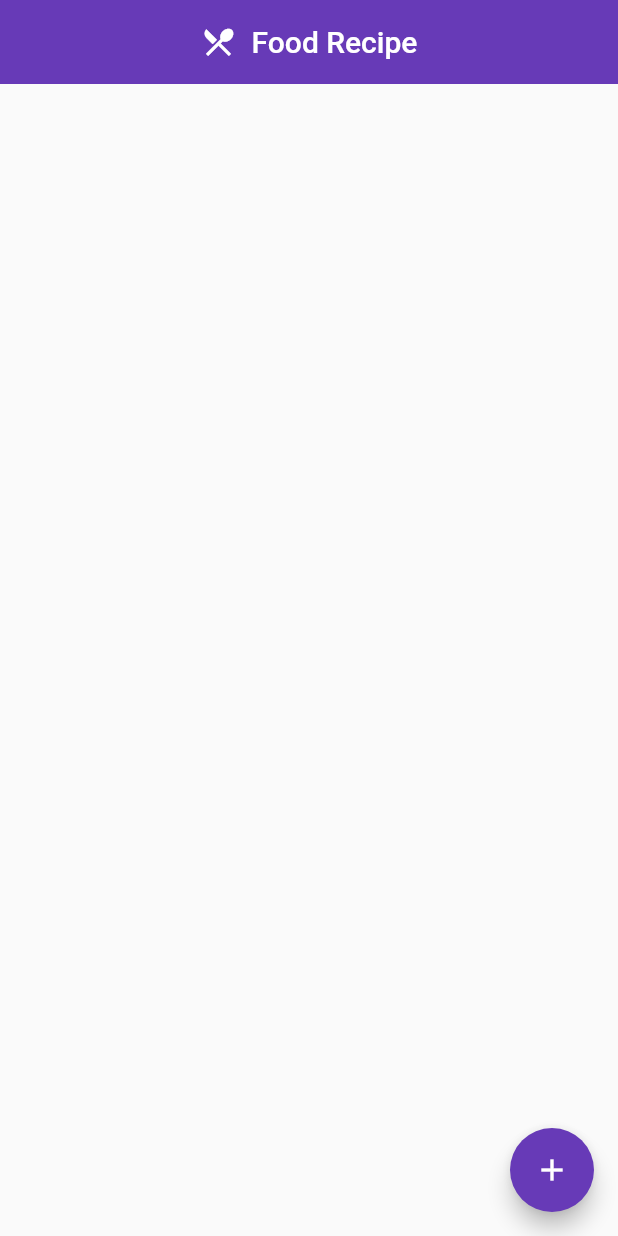
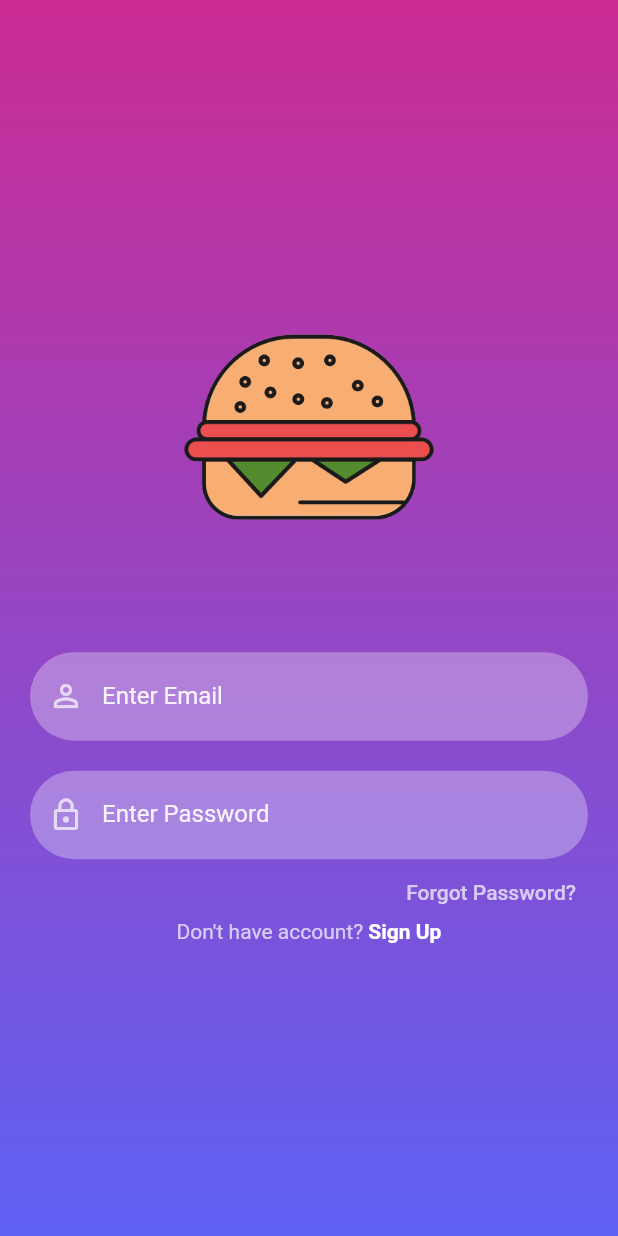
Before and after one commit to Eze6266/recipi, a Flutter app: the screen it shows after launch, on a phone screen of 412 x 824 dp. Run offline on Flutter 3.47's test engine with Material 2 defaults, Android fonts, the phone set to English and light mode, and no system bars; our stand-ins replace firebase_auth, flutter_spinkit, google_fonts, share_plus; accounts and stored records are empty.

Commit message:
food recipi app with basic functionalities

```diff
--- /dev/null
+++ b/lib/color_utils.dart
@@ -0,0 +1,9 @@
+import 'package:flutter/material.dart';
+
+hexStringToColor(String hexColor) {
+  hexColor = hexColor.toUpperCase().replaceAll("#", "");
+  if (hexColor.length == 6) {
+    hexColor = "FF" + hexColor;
+  }
+  return Color(int.parse(hexColor, radix: 16));
+}
--- /dev/null
+++ b/lib/reusable_widget.dart
@@ -0,0 +1,70 @@
+// ignore_for_file: prefer_const_constructors
+
+import 'package:flutter/material.dart';
+
+Image logoWidget(String imageName) {
+  return Image.asset(
+    imageName,
+    fit: BoxFit.contain,
+    width: 240,
+    height: 240,
+  );
+}
+
+TextFormField reusableTextField(String text, IconData icon, bool isPasswordType,
+    TextEditingController controller) {
+  return TextFormField(
+    controller: controller,
+    obscureText: isPasswordType,
+    enableSuggestions: !isPasswordType,
+    autocorrect: !isPasswordType,
+    cursorColor: Colors.white,
+    style: TextStyle(color: Colors.white.withOpacity(0.9)),
+    decoration: InputDecoration(
+      prefixIcon: Icon(
+        icon,
+        color: Colors.white70,
+      ),
+      labelText: text,
+      labelStyle: TextStyle(color: Colors.white.withOpacity(0.9)),
+      filled: true,
+      floatingLabelBehavior: FloatingLabelBehavior.never,
+      fillColor: Colors.white.withOpacity(0.3),
+      border: OutlineInputBorder(
+        borderRadius: BorderRadius.circular(30.0),
+        borderSide: BorderSide(width: 0, style: BorderStyle.none),
+      ),
+    ),
+    keyboardType: isPasswordType
+        ? TextInputType.visiblePassword
+        : TextInputType.emailAddress,
+  );
+}
+
+Container firebaseUIButton(BuildContext context, String title, Function onTap) {
+  return Container(
+    width: MediaQuery.of(context).size.width,
+    height: 50,
+    margin: const EdgeInsets.fromLTRB(0, 10, 0, 20),
+    decoration: BoxDecoration(borderRadius: BorderRadius.circular(90)),
+    child: ElevatedButton(
+      onPressed: () {
+        onTap();
+      },
+      child: Text(
+        title,
+        style: const TextStyle(
+            color: Colors.black87, fontWeight: FontWeight.bold, fontSize: 16),
+      ),
+      style: ButtonStyle(
+          backgroundColor: MaterialStateProperty.resolveWith((states) {
+            if (states.contains(MaterialState.pressed)) {
+              return Colors.black26;
+            }
+            return Colors.white;
+          }),
+          shape: MaterialStateProperty.all<RoundedRectangleBorder>(
+              RoundedRectangleBorder(borderRadius: BorderRadius.circular(30)))),
+    ),
+  );
+}
--- /dev/null
+++ b/lib/signin_screen.dart
@@ -0,0 +1,221 @@
+// ignore_for_file: prefer_final_fields, prefer_const_constructors, prefer_const_literals_to_create_immutables
+
+import 'package:firebase_auth/firebase_auth.dart';
+
+import 'package:flutter/material.dart';
+import 'package:flutter_spinkit/flutter_spinkit.dart';
+import 'package:recipi/main.dart';
+
+import 'package:recipi/reset_password.dart';
+import 'package:recipi/reusable_widget.dart';
+import 'package:recipi/signup_screen.dart';
+import 'package:recipi/views/home.dart';
+
+import 'color_utils.dart';
+
+class SignInScreen extends StatefulWidget {
+  const SignInScreen({Key? key}) : super(key: key);
+
+  @override
+  _SignInScreenState createState() => _SignInScreenState();
+}
+
+class _SignInScreenState extends State<SignInScreen> {
+  bool isLoading = false;
+  TextEditingController _passwordTextController = TextEditingController();
+  TextEditingController _emailTextController = TextEditingController();
+  String? validateEmail(String? value) {
+    const pattern = r"(?:[a-z0-9!#$%&'*+/=?^_`{|}~-]+(?:\.[a-z0-9!#$%&'"
+        r'*+/=?^_`{|}~-]+)*|"(?:[\x01-\x08\x0b\x0c\x0e-\x1f\x21\x23-\x5b\x5d-'
+        r'\x7f]|\\[\x01-\x09\x0b\x0c\x0e-\x7f])*")@(?:(?:[a-z0-9](?:[a-z0-9-]*'
+        r'[a-z0-9])?\.)+[a-z0-9](?:[a-z0-9-]*[a-z0-9])?|\[(?:(?:(2(5[0-5]|[0-4]'
+        r'[0-9])|1[0-9][0-9]|[1-9]?[0-9]))\.){3}(?:(2(5[0-5]|[0-4][0-9])|1[0-9]'
+        r'[0-9]|[1-9]?[0-9])|[a-z0-9-]*[a-z0-9]:(?:[\x01-\x08\x0b\x0c\x0e-\x1f\'
+        r'x21-\x5a\x53-\x7f]|\\[\x01-\x09\x0b\x0c\x0e-\x7f])+)\])';
+    final regex = RegExp(pattern);
+
+    return value!.isNotEmpty && !regex.hasMatch(value)
+        ? 'Enter a valid email address'
+        : null;
+  }
+
+  @override
+  Widget build(BuildContext context) {
+    return Scaffold(
+      body: Container(
+        width: MediaQuery.of(context).size.width,
+        height: MediaQuery.of(context).size.height,
+        decoration: BoxDecoration(
+            gradient: LinearGradient(colors: [
+          hexStringToColor("CB2B93"),
+          hexStringToColor("9546C4"),
+          hexStringToColor("5E61F4")
+        ], begin: Alignment.topCenter, end: Alignment.bottomCenter)),
+        child: SingleChildScrollView(
+          child: Padding(
+            padding: EdgeInsets.fromLTRB(
+                20, MediaQuery.of(context).size.height * 0.2, 20, 0),
+            child: isLoading
+                ? Center(
+                    child: Column(
+                      mainAxisAlignment: MainAxisAlignment.end,
+                      children: [
+                        Container(
+                          height: 70,
+                          width: 70,
+                          color: Colors.white,
+                          child: Center(
+                            child: SpinKitFadingCircle(
+                              color: Colors.deepPurple,
+                              size: 30,
+                            ),
+                          ),
+                        ),
+                        SizedBox(height: 10),
+                        Text(
+                          'checking...',
+                          style: TextStyle(
+                            color: Colors.white,
+                            fontSize: 16,
+                            fontWeight: FontWeight.w600,
+                          ),
+                        ),
+                      ],
+                    ),
+                  )
+                : Column(
+                    children: <Widget>[
+                      logoWidget("assets/food.png"),
+                      SizedBox(
+                        height: 30,
+                      ),
+                      Form(
+                        autovalidateMode: AutovalidateMode.always,
+                        child: TextFormField(
+                          validator: validateEmail,
+                          controller: _emailTextController,
+                          obscureText: false,
+                          enableSuggestions: true,
+                          autocorrect: true,
+                          cursorColor: Colors.white,
+                          style:
+                              TextStyle(color: Colors.white.withOpacity(0.9)),
+                          decoration: InputDecoration(
+                            prefixIcon: Icon(
+                              Icons.person_outline,
+                              color: Colors.white70,
+                            ),
+                            labelText: 'Enter Email',
+                            labelStyle:
+                                TextStyle(color: Colors.white.withOpacity(0.9)),
+                            filled: true,
+                            floatingLabelBehavior: FloatingLabelBehavior.never,
+                            fillColor: Colors.white.withOpacity(0.3),
+                            border: OutlineInputBorder(
+                              borderRadius: BorderRadius.circular(30.0),
+                              borderSide:
+                                  BorderSide(width: 0, style: BorderStyle.none),
+                            ),
+                          ),
+                          keyboardType: TextInputType.emailAddress,
+                        ),
+                      ),
+                      const SizedBox(
+                        height: 20,
+                      ),
+                      reusableTextField("Enter Password", Icons.lock_outline,
+                          true, _passwordTextController),
+                      const SizedBox(
+                        height: 5,
+                      ),
+                      forgetPassword(context),
+                      _emailTextController.text.length <= 3 ||
+                              _passwordTextController.text.length < 3
+                          ? SizedBox.shrink()
+                          : firebaseUIButton(context, "Sign In", () async {
+                              setState(() {
+                                isLoading = true;
+                              });
+                              await FirebaseAuth.instance
+                                  .signInWithEmailAndPassword(
+                                      email: _emailTextController.text,
+                                      password: _passwordTextController.text)
+                                  .then((value) {
+                                print(
+                                    'this is the value of firebase autffffffffffffffffffh $value');
+                                setState(() {
+                                  isLoading = false;
+                                });
+                                Navigator.push(
+                                  context,
+                                  MaterialPageRoute(
+                                    builder: (context) => RecipeList(),
+                                  ),
+                                );
+                              }).onError((error, stackTrace) {
+                                setState(() {
+                                  isLoading = false;
+                                });
+                                _showToast(context);
+                                print("Error ${error.toString()}");
+                              });
+                            }),
+                      signUpOption()
+                    ],
+                  ),
+          ),
+        ),
+      ),
+    );
+  }
+
+  Row signUpOption() {
+    return Row(
+      mainAxisAlignment: MainAxisAlignment.center,
+      children: [
+        const Text("Don't have account?",
+            style: TextStyle(color: Colors.white70)),
+        GestureDetector(
+          onTap: () {
+            Navigator.push(context,
+                MaterialPageRoute(builder: (context) => SignUpScreen()));
+          },
+          child: const Text(
+            " Sign Up",
+            style: TextStyle(color: Colors.white, fontWeight: FontWeight.bold),
+          ),
+        )
+      ],
+    );
+  }
+
+  Widget forgetPassword(BuildContext context) {
+    return Container(
+      width: MediaQuery.of(context).size.width,
+      height: 35,
+      alignment: Alignment.bottomRight,
+      child: TextButton(
+        child: const Text(
+          "Forgot Password?",
+          style: TextStyle(color: Colors.white70),
+          textAlign: TextAlign.right,
+        ),
+        onPressed: () => Navigator.push(
+            context, MaterialPageRoute(builder: (context) => ResetPassword())),
+      ),
+    );
+  }
+}
+
+void _showToast(BuildContext context) {
+  final scaffold = ScaffoldMessenger.of(context);
+  scaffold.showSnackBar(
+    SnackBar(
+      content: const Text('Credentials are incorrect'),
+      action: SnackBarAction(
+        label: 'try again',
+        onPressed: scaffold.hideCurrentSnackBar,
+      ),
+    ),
+  );
+}
--- a/pubspec.yaml
+++ b/pubspec.yaml
@@ -37,6 +37,10 @@ dependencies:
   cupertino_icons: ^1.0.2
   http: ^0.13.1
   google_fonts: ^4.0.0
+  firebase_core: ^2.14.0
+  firebase_auth: ^4.6.3
+  flutter_spinkit: ^5.0.0
+  share_plus: ^7.0.0
 
 dev_dependencies:
   flutter_test:
```
Also changed, not shown: lib/main.dart (+97 -9 lines), lib/reset_password.dart (added, +61 -0 lines), lib/signup_screen.dart (added, +201 -0 lines), assets/food.png (added), assets/fork.png (added), assets/git.png (added), pubspec.lock, 8 other files.
